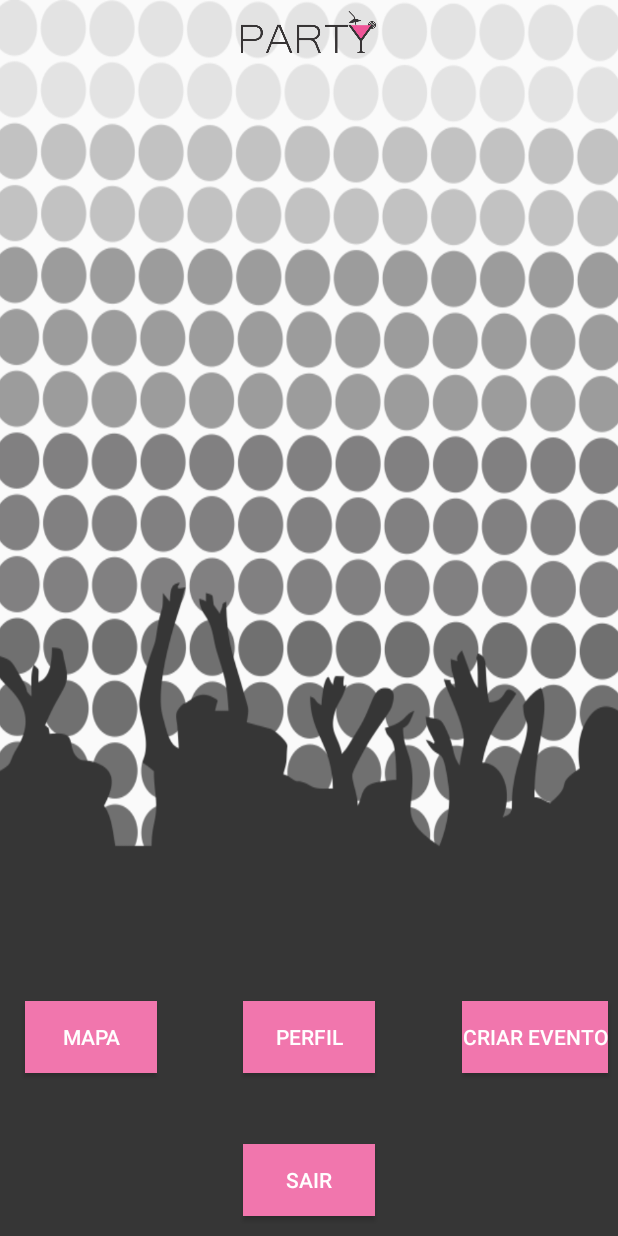
After one commit to GhsVilela/PARTY, an Android app: the Logado screen opened directly, with no data from a screen before it, on a phone screen of 412 x 824 dp. The commit adds this screen. Run offline under Robolectric (Android 15) with nearby library versions, the phone set to English and light mode, and no system bars.

Commit message:
Novo activity depois de logado

```diff
--- a/app/src/main/AndroidManifest.xml
+++ b/app/src/main/AndroidManifest.xml
@@ -27,6 +27,7 @@
         <activity android:name=".Registro" />
         <activity android:name=".TermosDeUso" />
         <activity android:name=".PerfilUsuario" />
+        <activity android:name=".Logado" />
         <!--
              The API key for Google Maps-based APIs is defined as a string resource.
              (See the file "res/values/google_maps_api.xml").
--- /dev/null
+++ b/app/src/main/java/com/party/party/Logado.java
@@ -0,0 +1,46 @@
+package com.party.party;
+
+import android.app.Activity;
+import android.content.Intent;
+import android.support.v7.app.AppCompatActivity;
+import android.os.Bundle;
+import android.view.View;
+import android.widget.Button;
+
+public class Logado extends AppCompatActivity {
+
+    Button sair, mapa, criarEvento, perfil;
+
+    @Override
+    protected void onCreate(Bundle savedInstanceState) {
+        super.onCreate(savedInstanceState);
+        setContentView(R.layout.activity_logado);
+
+        sair = (Button)findViewById(R.id.buttonsair);
+        mapa = (Button)findViewById(R.id.buttonmapa);
+        criarEvento = (Button)findViewById(R.id.buttoncriarevento);
+        perfil = (Button)findViewById(R.id.buttonperfil);
+
+
+        sair.setOnClickListener(new View.OnClickListener() {
+            @Override
+            public void onClick(View view) {
+                startActivity(new Intent(getApplicationContext(),MainActivity.class));
+            }
+        });
+
+        mapa.setOnClickListener(new View.OnClickListener() {
+            @Override
+            public void onClick(View view) {
+                startActivity(new Intent(getApplicationContext(),MapsActivity.class));
+            }
+        });
+
+        perfil.setOnClickListener(new View.OnClickListener() {
+            @Override
+            public void onClick(View view) {
+                startActivity(new Intent(getApplicationContext(),PerfilUsuario.class));
+            }
+        });
+    }
+}
--- a/app/src/main/java/com/party/party/Login.java
+++ b/app/src/main/java/com/party/party/Login.java
@@ -69,7 +69,7 @@ public class Login extends AppCompatActivity {
                             JSONObject jsonObject = new JSONObject(response);
                             if(jsonObject.names().get(0).equals("success")){
                                 Toast.makeText(getApplicationContext(),"Sucesso! "+jsonObject.getString("success"),Toast.LENGTH_SHORT).show();
-                                startActivity(new Intent(getApplicationContext(),PerfilUsuario.class));
+                                startActivity(new Intent(getApplicationContext(),Logado.class));
                             }else {
                                 Toast.makeText(getApplicationContext(), "Erro! " +jsonObject.getString("error"), Toast.LENGTH_SHORT).show();
                             }
--- /dev/null
+++ b/app/src/main/res/layout/activity_logado.xml
@@ -0,0 +1,75 @@
+<?xml version="1.0" encoding="utf-8"?>
+<RelativeLayout
+    xmlns:android="http://schemas.android.com/apk/res/android"
+    xmlns:tools="http://schemas.android.com/tools"
+    android:id="@+id/activity_main"
+    android:layout_width="match_parent"
+    android:layout_height="match_parent"
+    android:paddingLeft="-5dp"
+    android:paddingRight="-5dp"
+    tools:context="com.party.party.Logado"
+    android:orientation="vertical"
+    android:layout_centerVertical="true">
+
+    <ImageView
+        android:layout_width="match_parent"
+        android:layout_height="match_parent"
+        android:background="@drawable/bg"/>
+
+    <Button
+        android:layout_width="wrap_content"
+        android:layout_height="wrap_content"
+        android:id="@+id/buttonmapa"
+        android:background="#F176AD"
+        android:text="MAPA"
+        android:textColor="#fff"
+        android:layout_marginBottom="47dp"
+        android:layout_above="@+id/buttonsair"
+        android:layout_alignParentStart="true"
+        android:layout_marginStart="22dp" />
+
+    <Button
+        android:layout_width="wrap_content"
+        android:layout_height="wrap_content"
+        android:id="@+id/buttoncriarevento"
+        android:background="#F176AD"
+        android:text="CRIAR EVENTO"
+        android:textColor="#fff"
+        android:layout_alignBaseline="@+id/buttonmapa"
+        android:layout_alignBottom="@+id/buttonmapa"
+        android:layout_alignParentEnd="true"
+        android:layout_marginEnd="12dp" />
+
+    <Button
+        android:layout_width="wrap_content"
+        android:layout_height="wrap_content"
+        android:layout_alignTop="@+id/buttonmapa"
+        android:layout_alignEnd="@+id/buttonsair"
+        android:id="@+id/buttonperfil"
+        android:background="#F176AD"
+        android:text="PERFIL"
+        android:textColor="#fff"
+        />
+
+    <ImageView
+
+        android:background="@drawable/logo"
+        android:layout_width="90dp"
+        android:layout_height="28dp"
+        android:layout_marginTop="7dp"
+        android:layout_alignParentTop="true"
+        android:layout_centerHorizontal="true" />
+
+    <Button
+        android:layout_width="wrap_content"
+        android:layout_height="wrap_content"
+        android:layout_marginBottom="13dp"
+        android:id="@+id/buttonsair"
+        android:background="#F176AD"
+        android:text="SAIR"
+        android:textColor="#fff"
+        android:layout_alignParentBottom="true"
+        android:layout_centerHorizontal="true" />
+
+
+</RelativeLayout>
--- a/app/src/main/res/layout/activity_main.xml
+++ b/app/src/main/res/layout/activity_main.xml
@@ -19,7 +19,6 @@
 
     <Button
         android:id="@+id/botao_ponto_maps"
-
         android:background="@drawable/ponto"
         android:layout_width="150dp"
         android:layout_height="150dp"
```
